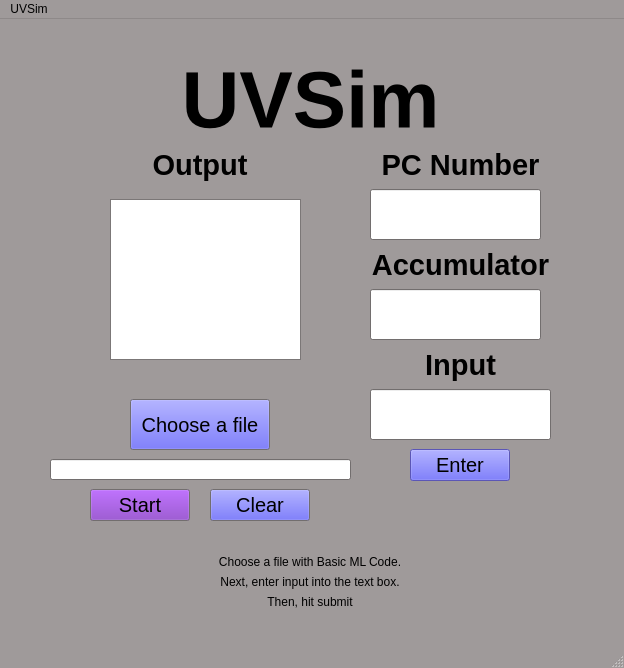
Old version of the form code_base_with_classes/UVSim.ui in the repository constanhack/2450-project.
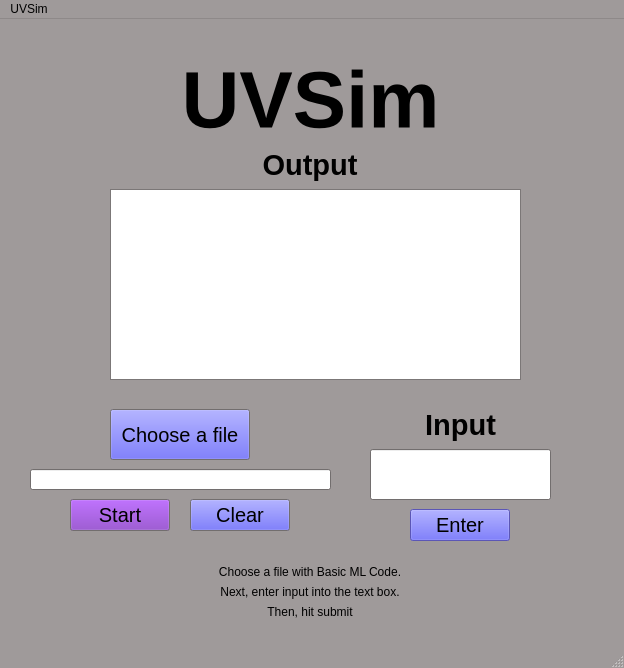
New version of the form.

Diff of the .ui file:
```diff
--- a/code_base_with_classes/UVSim.ui
+++ b/code_base_with_classes/UVSim.ui
@@ -113,7 +113,7 @@
     <property name="geometry">
      <rect>
       <x>210</x>
-      <y>530</y>
+      <y>540</y>
       <width>200</width>
       <height>25</height>
      </rect>
@@ -129,7 +129,7 @@
     <property name="geometry">
      <rect>
       <x>210</x>
-      <y>550</y>
+      <y>560</y>
       <width>200</width>
       <height>25</height>
      </rect>
@@ -145,7 +145,7 @@
     <property name="geometry">
      <rect>
       <x>210</x>
-      <y>570</y>
+      <y>580</y>
       <width>200</width>
       <height>25</height>
      </rect>
@@ -161,7 +161,7 @@
     <property name="geometry">
      <rect>
       <x>370</x>
-      <y>320</y>
+      <y>380</y>
       <width>181</width>
       <height>51</height>
      </rect>
@@ -182,8 +182,8 @@
    <widget class="QPushButton" name="Clear">
     <property name="geometry">
      <rect>
-      <x>210</x>
-      <y>470</y>
+      <x>190</x>
+      <y>480</y>
       <width>100</width>
       <height>32</height>
      </rect>
@@ -227,8 +227,8 @@
    <widget class="QPushButton" name="Start">
     <property name="geometry">
      <rect>
-      <x>90</x>
-      <y>470</y>
+      <x>70</x>
+      <y>480</y>
       <width>100</width>
       <height>32</height>
      </rect>
@@ -297,57 +297,10 @@
      <string>Start</string>
     </property>
    </widget>
-   <widget class="QLabel" name="Accumulator">
-    <property name="geometry">
-     <rect>
-      <x>370</x>
-      <y>220</y>
-      <width>181</width>
-      <height>51</height>
-     </rect>
-    </property>
-    <property name="font">
-     <font>
-      <pointsize>22</pointsize>
-      <bold>true</bold>
-     </font>
-    </property>
-    <property name="text">
-     <string>Accumulator</string>
-    </property>
-    <property name="scaledContents">
-     <bool>false</bool>
-    </property>
-    <property name="alignment">
-     <set>Qt::AlignCenter</set>
-    </property>
-   </widget>
-   <widget class="QLabel" name="PC">
-    <property name="geometry">
-     <rect>
-      <x>370</x>
-      <y>120</y>
-      <width>181</width>
-      <height>51</height>
-     </rect>
-    </property>
-    <property name="font">
-     <font>
-      <pointsize>22</pointsize>
-      <bold>true</bold>
-     </font>
-    </property>
-    <property name="text">
-     <string>PC Number</string>
-    </property>
-    <property name="alignment">
-     <set>Qt::AlignCenter</set>
-    </property>
-   </widget>
    <widget class="QLabel" name="Output">
     <property name="geometry">
      <rect>
-      <x>70</x>
+      <x>180</x>
       <y>120</y>
       <width>260</width>
       <height>51</height>
@@ -369,8 +322,8 @@
    <widget class="QPushButton" name="ChooseFile">
     <property name="geometry">
      <rect>
-      <x>130</x>
-      <y>380</y>
+      <x>110</x>
+      <y>390</y>
       <width>140</width>
       <height>51</height>
      </rect>
@@ -415,7 +368,7 @@
     <property name="geometry">
      <rect>
       <x>410</x>
-      <y>430</y>
+      <y>490</y>
       <width>100</width>
       <height>32</height>
      </rect>
@@ -497,7 +450,7 @@
     <property name="geometry">
      <rect>
       <x>370</x>
-      <y>370</y>
+      <y>430</y>
       <width>181</width>
       <height>51</height>
      </rect>
@@ -520,8 +473,8 @@
    <widget class="QLineEdit" name="FilePath">
     <property name="geometry">
      <rect>
-      <x>50</x>
-      <y>440</y>
+      <x>30</x>
+      <y>450</y>
       <width>301</width>
       <height>21</height>
      </rect>
@@ -539,29 +492,9 @@
     <property name="geometry">
      <rect>
       <x>110</x>
-      <y>180</y>
-      <width>191</width>
-      <height>161</height>
-     </rect>
-    </property>
-   </widget>
-   <widget class="QLineEdit" name="AccumulatorText">
-    <property name="geometry">
-     <rect>
-      <x>370</x>
-      <y>270</y>
-      <width>171</width>
-      <height>51</height>
-     </rect>
-    </property>
-   </widget>
-   <widget class="QLineEdit" name="PCText">
-    <property name="geometry">
-     <rect>
-      <x>370</x>
       <y>170</y>
-      <width>171</width>
-      <height>51</height>
+      <width>411</width>
+      <height>191</height>
      </rect>
     </property>
    </widget>
```
Left out of the diff: 2 changed lines with no effect on the pictures.
